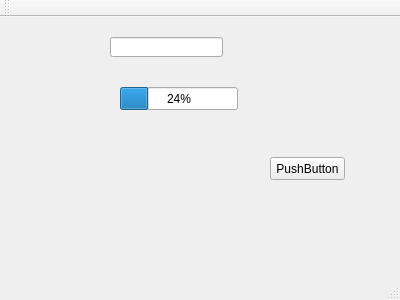
Above: version2_1--SingleThread__NetRate/mainwindow.ui from BoolYing/version2.1--SingleThread__NetRate before the change. Below: the same form after it.
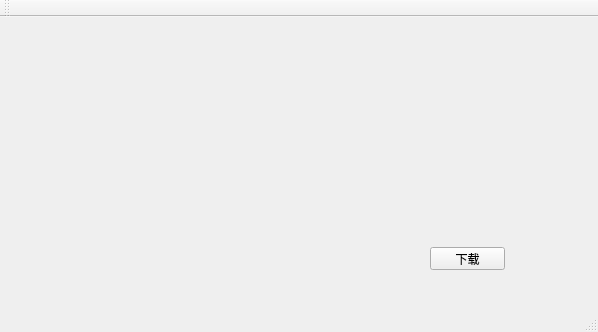
That is the form after the change.

Commit message: 实现了测速与状态更新，下载完后，可以提示下载完成。 若有网络异常(15s内无下载内容)，则对用户发出提示，是继续等待还是暂停下载（但是还没有实现这个功能）。。。 下面开始实现断点续传~~~~

The edit to the form file:
```diff
--- a/version2_1--SingleThread__NetRate/mainwindow.ui
+++ b/version2_1--SingleThread__NetRate/mainwindow.ui
@@ -6,49 +6,81 @@
    <rect>
     <x>0</x>
     <y>0</y>
-    <width>400</width>
-    <height>300</height>
+    <width>598</width>
+    <height>332</height>
    </rect>
   </property>
   <property name="windowTitle">
    <string>MainWindow</string>
   </property>
   <widget class="QWidget" name="centralWidget">
-   <widget class="QLineEdit" name="lineEdit">
+   <widget class="QPushButton" name="pushButton">
     <property name="geometry">
      <rect>
-      <x>110</x>
-      <y>20</y>
-      <width>113</width>
-      <height>20</height>
+      <x>430</x>
+      <y>230</y>
+      <width>75</width>
+      <height>23</height>
      </rect>
     </property>
+    <property name="text">
+     <string>下载</string>
+    </property>
    </widget>
-   <widget class="QProgressBar" name="progressBar">
+   <widget class="QWidget" name="">
     <property name="geometry">
      <rect>
       <x>120</x>
-      <y>70</y>
-      <width>118</width>
-      <height>23</height>
+      <y>80</y>
+      <width>331</width>
+      <height>22</height>
      </rect>
     </property>
+    <layout class="QHBoxLayout" name="horizontalLayout">
+     <item>
+      <widget class="QProgressBar" name="progressBar">
     <property name="value">
      <number>24</number>
     </property>
    </widget>
-   <widget class="QPushButton" name="pushButton">
+     </item>
+     <item>
+      <widget class="QLabel" name="label">
+       <property name="text">
+        <string/>
+       </property>
+      </widget>
+     </item>
+     <item>
+      <widget class="QLabel" name="label_2">
+       <property name="text">
+        <string/>
+       </property>
+      </widget>
+     </item>
+    </layout>
+   </widget>
+   <widget class="QWidget" name="">
     <property name="geometry">
      <rect>
-      <x>270</x>
-      <y>140</y>
-      <width>75</width>
-      <height>23</height>
+      <x>30</x>
+      <y>20</y>
+      <width>481</width>
+      <height>22</height>
      </rect>
     </property>
+    <layout class="QHBoxLayout" name="horizontalLayout_2">
+     <item>
+      <widget class="QLabel" name="label_3">
     <property name="text">
-     <string>PushButton</string>
-    </property>
+        <string>输入链接:</string>
+       </property>
+      </widget>
+     </item>
+     <item>
+      <widget class="QLineEdit" name="lineEdit"/>
+     </item>
+    </layout>
    </widget>
   </widget>
   <widget class="QMenuBar" name="menuBar">
```
Left out of the diff: 2 changed lines with no effect on the pictures. Lines whose indentation alone changed are shown as unchanged. The commit also changes 5 other files.
